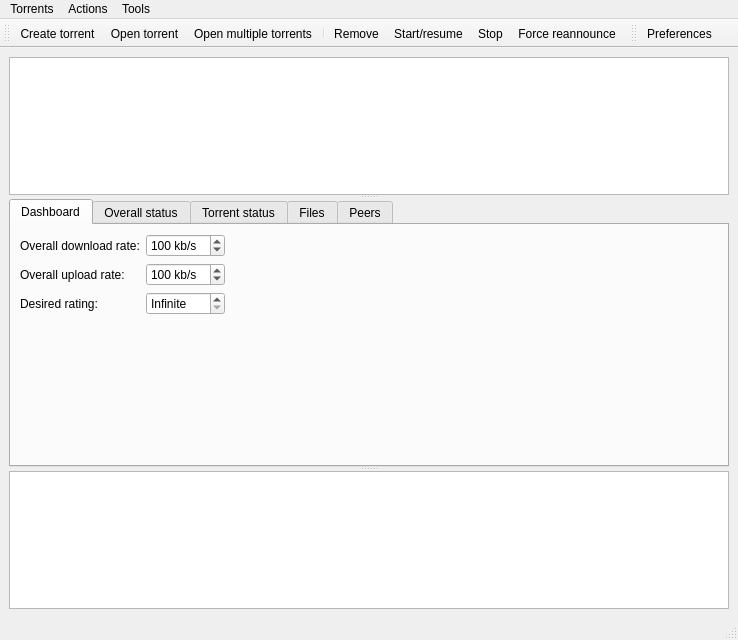
This is src/plugins/torrent/mainwindow.ui in 0xd34df00d/leechcraft as Qt 5 draws it before an edit. The edited form follows.
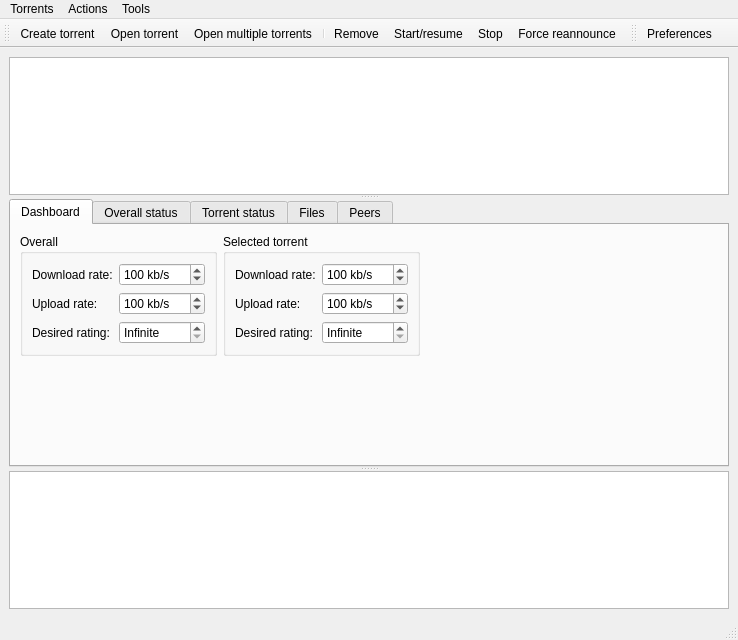
This is the edited form. The open tabs and pages were chosen to show the change. Icons and pictures are not drawn. Custom widgets are drawn as their Qt base class.

Commit message: * Torrent: Property read current limits on start.

Patch:
```diff
--- a/src/plugins/torrent/mainwindow.ui
+++ b/src/plugins/torrent/mainwindow.ui
@@ -53,11 +53,15 @@
         </attribute>
         <layout class="QGridLayout" >
          <item row="0" column="0" >
+          <widget class="QGroupBox" name="groupBox" >
+           <property name="title" >
+            <string>Overall</string>
+           </property>
           <layout class="QGridLayout" >
            <item row="0" column="0" >
             <widget class="QLabel" name="label_20" >
              <property name="text" >
-              <string>Overall download rate:</string>
+               <string>Download rate:</string>
              </property>
             </widget>
            </item>
@@ -76,7 +80,7 @@
               <number>0</number>
              </property>
              <property name="maximum" >
-              <number>4000</number>
+               <number>10000</number>
              </property>
              <property name="singleStep" >
               <number>50</number>
@@ -89,7 +93,7 @@
            <item row="1" column="0" >
             <widget class="QLabel" name="label_21" >
              <property name="text" >
-              <string>Overall upload rate:</string>
+               <string>Upload rate:</string>
              </property>
             </widget>
            </item>
@@ -105,7 +109,7 @@
               <number>0</number>
              </property>
              <property name="maximum" >
-              <number>4000</number>
+               <number>10000</number>
              </property>
              <property name="singleStep" >
               <number>50</number>
@@ -133,15 +137,97 @@
             </widget>
            </item>
           </layout>
+          </widget>
          </item>
          <item row="0" column="1" >
+          <widget class="QGroupBox" name="groupBox_2" >
+           <property name="title" >
+            <string>Selected torrent</string>
+           </property>
+           <layout class="QGridLayout" >
+            <item row="0" column="0" >
+             <widget class="QLabel" name="label_34" >
+              <property name="text" >
+               <string>Download rate:</string>
+              </property>
+             </widget>
+            </item>
+            <item row="0" column="1" >
+             <widget class="QSpinBox" name="TorrentDownloadRateController_" >
+              <property name="specialValueText" >
+               <string>Unlimited</string>
+              </property>
+              <property name="accelerated" >
+               <bool>true</bool>
+              </property>
+              <property name="suffix" >
+               <string> kb/s</string>
+              </property>
+              <property name="maximum" >
+               <number>10000</number>
+              </property>
+              <property name="singleStep" >
+               <number>100</number>
+              </property>
+              <property name="value" >
+               <number>100</number>
+              </property>
+             </widget>
+            </item>
+            <item row="1" column="0" >
+             <widget class="QLabel" name="label_35" >
+              <property name="text" >
+               <string>Upload rate:</string>
+              </property>
+             </widget>
+            </item>
+            <item row="1" column="1" >
+             <widget class="QSpinBox" name="TorrentUploadRateController_" >
+              <property name="specialValueText" >
+               <string>Unlimited</string>
+              </property>
+              <property name="suffix" >
+               <string> kb/s</string>
+              </property>
+              <property name="maximum" >
+               <number>10000</number>
+              </property>
+              <property name="singleStep" >
+               <number>100</number>
+              </property>
+              <property name="value" >
+               <number>100</number>
+              </property>
+             </widget>
+            </item>
+            <item row="2" column="0" >
+             <widget class="QLabel" name="label_36" >
+              <property name="text" >
+               <string>Desired rating:</string>
+              </property>
+             </widget>
+            </item>
+            <item row="2" column="1" >
+             <widget class="QDoubleSpinBox" name="DesiredTorrentRating_" >
+              <property name="specialValueText" >
+               <string>Infinite</string>
+              </property>
+              <property name="accelerated" >
+               <bool>true</bool>
+              </property>
+             </widget>
+            </item>
+           </layout>
+          </widget>
+         </item>
+         <item row="0" column="2" >
           <spacer>
            <property name="orientation" >
             <enum>Qt::Horizontal</enum>
            </property>
            <property name="sizeHint" >
             <size>
-             <width>40</width>
+             <width>311</width>
              <height>20</height>
             </size>
            </property>
@@ -160,6 +246,19 @@
            </property>
           </spacer>
          </item>
+         <item row="1" column="1" >
+          <spacer>
+           <property name="orientation" >
+            <enum>Qt::Vertical</enum>
+           </property>
+           <property name="sizeHint" >
+            <size>
+             <width>20</width>
+             <height>40</height>
+            </size>
+           </property>
+          </spacer>
+         </item>
         </layout>
        </widget>
        <widget class="QWidget" name="OverallStatus_" >
```
Left out of the diff: 9 changed lines with no effect on the pictures. Lines whose indentation alone changed are shown as unchanged. The commit also changes 2 other files.
